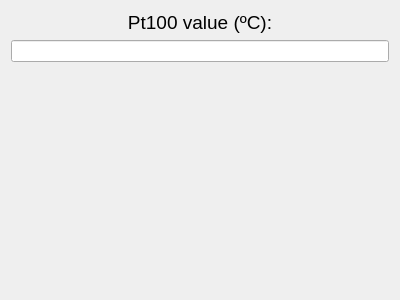
This is myInterface/EPSInterface.ui in semissatto2/Interface_files as Qt 5 draws it before an edit. The edited form follows.
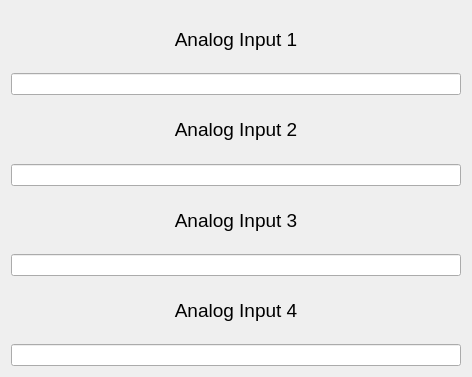
This is the edited form.

Diff of the .ui file:
```diff
--- a/myInterface/EPSInterface.ui
+++ b/myInterface/EPSInterface.ui
@@ -6,8 +6,8 @@
    <rect>
     <x>0</x>
     <y>0</y>
-    <width>400</width>
-    <height>300</height>
+    <width>472</width>
+    <height>377</height>
    </rect>
   </property>
   <property name="windowTitle">
@@ -24,7 +24,7 @@
         </font>
        </property>
        <property name="text">
-        <string>Pt100 value (ºC):</string>
+        <string>Analog Input 1</string>
        </property>
        <property name="alignment">
         <set>Qt::AlignCenter</set>
@@ -35,17 +35,58 @@
       <widget class="QLineEdit" name="lineEditPt100"/>
      </item>
      <item>
-      <spacer name="verticalSpacer">
-       <property name="orientation">
-        <enum>Qt::Vertical</enum>
+      <widget class="QLabel" name="labelAI2">
+       <property name="font">
+        <font>
+         <pointsize>14</pointsize>
+        </font>
        </property>
-       <property name="sizeHint" stdset="0">
-        <size>
-         <width>108</width>
-         <height>23</height>
-        </size>
+       <property name="text">
+        <string>Analog Input 2</string>
        </property>
-      </spacer>
+       <property name="alignment">
+        <set>Qt::AlignCenter</set>
+       </property>
+      </widget>
+     </item>
+     <item>
+      <widget class="QLineEdit" name="lineEditAI2"/>
+     </item>
+     <item>
+      <widget class="QLabel" name="labelAI3">
+       <property name="font">
+        <font>
+         <pointsize>14</pointsize>
+        </font>
+       </property>
+       <property name="text">
+        <string>Analog Input 3</string>
+       </property>
+       <property name="alignment">
+        <set>Qt::AlignCenter</set>
+       </property>
+      </widget>
+     </item>
+     <item>
+      <widget class="QLineEdit" name="lineEditAI3"/>
+     </item>
+     <item>
+      <widget class="QLabel" name="labelAI4">
+       <property name="font">
+        <font>
+         <pointsize>14</pointsize>
+        </font>
+       </property>
+       <property name="text">
+        <string>Analog Input 4</string>
+       </property>
+       <property name="alignment">
+        <set>Qt::AlignCenter</set>
+       </property>
+      </widget>
+     </item>
+     <item>
+      <widget class="QLineEdit" name="lineEditAI4"/>
      </item>
     </layout>
    </item>
```
Left out of the diff: 4 changed lines with no effect on the pictures.
